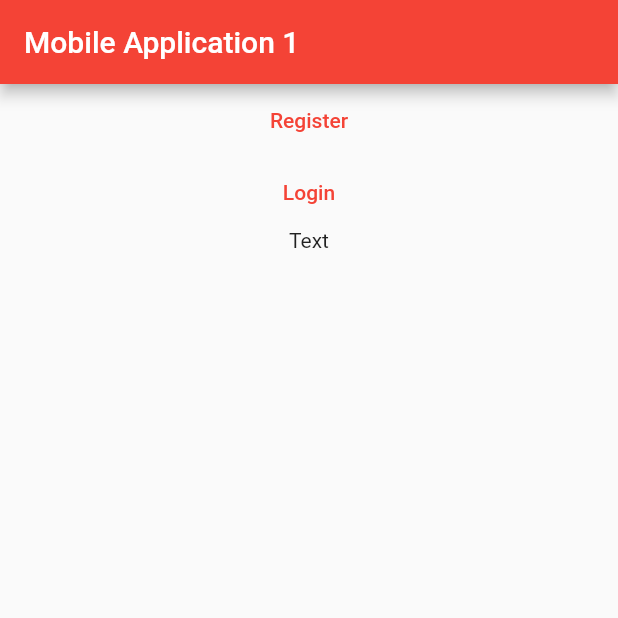
After one commit to JohannesF99/mobile-application-1, a Flutter app: the screen it shows after launch, on a phone screen of 412 x 824 dp, the top half of it. The commit adds this screen. Run offline on Flutter 3.47's test engine with Material 2 defaults, Android fonts, the phone set to English and light mode, and no system bars.

Commit message:
-refactoring -create proper project structure

```diff
--- a/lib/BackendAPI.dart
+++ b/lib/api/BackendAPI.dart
@@ -1,5 +1,5 @@
 import 'package:http/http.dart' as http;
-import 'package:mobileapplication1/UserData.dart';
+import 'package:mobileapplication1/model/UserData.dart';
 
 class BackendAPI{
   final String baseURL = "http://89.58.36.232:8080";
--- /dev/null
+++ b/lib/screen/ContentScreen.dart
@@ -0,0 +1,68 @@
+import 'package:flutter/material.dart';
+
+import 'LoginScreen.dart';
+import 'RegisterScreen.dart';
+
+class ContentScreen extends StatefulWidget {
+  const ContentScreen({Key? key, required this.title}) : super(key: key);
+
+  // This widget is the home page of your application. It is stateful, meaning
+  // that it has a State object (defined below) that contains fields that affect
+  // how it looks.
+
+  // This class is the configuration for the state. It holds the values (in this
+  // case the title) provided by the parent (in this case the App widget) and
+  // used by the build method of the State. Fields in a Widget subclass are
+  // always marked "final".
+
+  final String title;
+
+  @override
+  State<ContentScreen> createState() => _ContentScreenState();
+}
+
+class _ContentScreenState extends State<ContentScreen> {
+
+  String text = 'Text';
+
+  @override
+  Widget build(BuildContext context) {
+    return Scaffold(
+      appBar: AppBar(
+        // Here we take the value from the MyHomePage object that was created by
+        // the App.build method, and use it to set our appbar title.
+        title: Text(widget.title),
+      ),
+      body: Center(
+        // Center is a layout widget. It takes a single child and positions it
+        // in the middle of the parent.
+          child: Column(
+            children: [
+              TextButton(
+                child: const Text("Register"),
+                onPressed: () {
+                  Navigator.push(
+                      context,
+                      MaterialPageRoute(builder: (context) => const RegisterScreen())
+                  );
+                },
+              ),
+              TextButton(
+                child: const Text("Login"),
+                onPressed: () async {
+                  var result = await Navigator.push(
+                      context,
+                      MaterialPageRoute(builder: (context) => const LoginScreen())
+                  );
+                  setState(() {
+                    text = result;
+                  });
+                },
+              ),
+              Text(text),
+            ],
+          )
+      ),
+    );
+  }
+}
```
Also changed, not shown: lib/main.dart (+2 -69 lines), lib/screen/LoginScreen.dart (renamed from lib/register.dart, +11 -20 lines), lib/screen/RegisterScreen.dart (renamed from lib/login.dart, +20 -11 lines), lib/model/UserData.dart (renamed from lib/UserData.dart).
